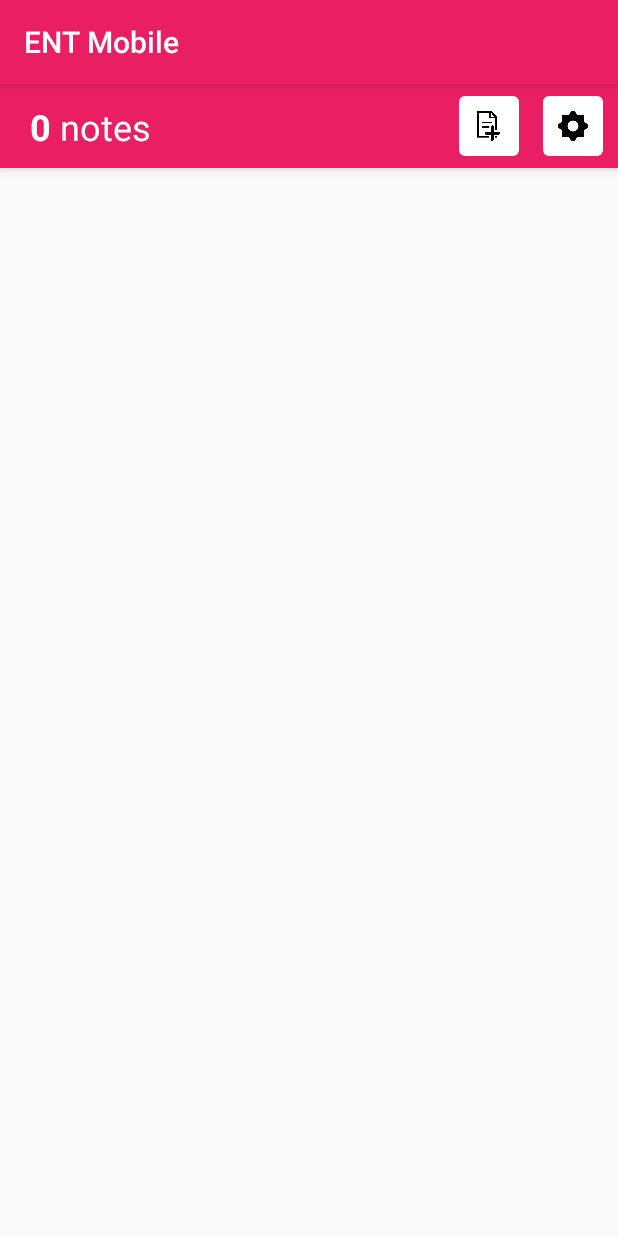
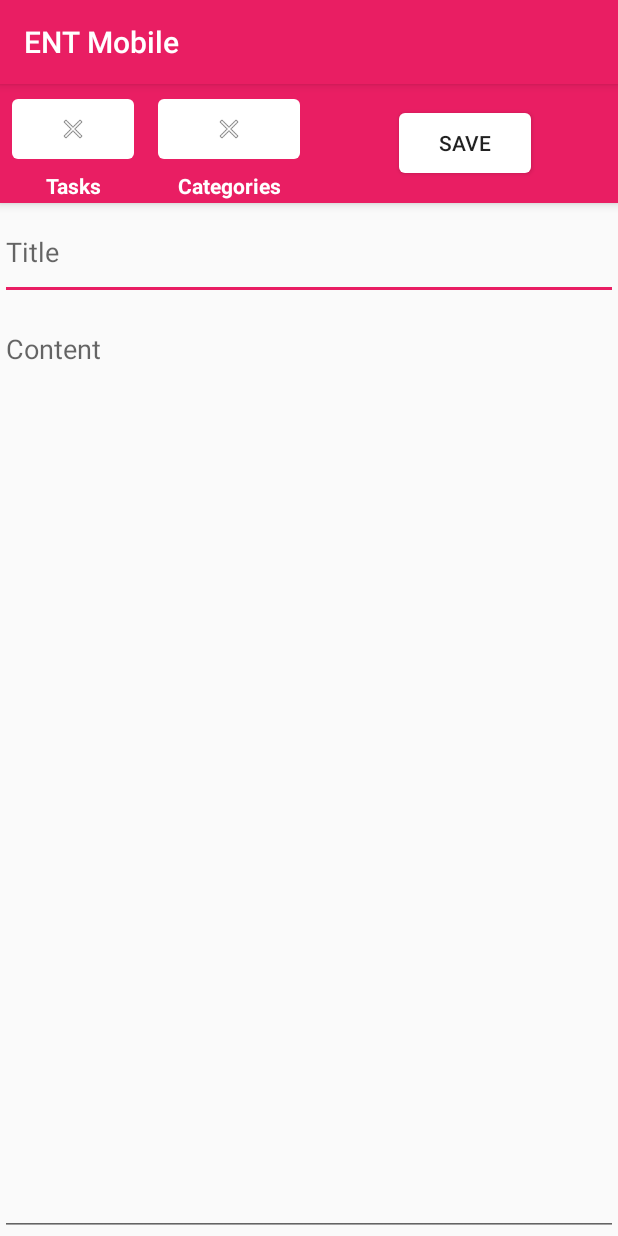
Before and after one commit to arthurbourret/ENTMobile, an Android app: the NotesActivity screen opened directly, with no data from a screen before it, after a tap on an icon or button, on a phone screen of 412 x 824 dp. Run offline under Robolectric (Android 15) with nearby library versions, the phone set to English and light mode, and no system bars.

Commit message:
Further work on the Notes module - (Note Editor) Added a Note Editor activity used to create or modify a note

```diff
--- a/app/src/main/java/com/example/entmobile/activities/MainMenu.java
+++ b/app/src/main/java/com/example/entmobile/activities/MainMenu.java
@@ -13,7 +13,7 @@ import android.widget.Toast;
 import androidx.appcompat.app.AppCompatActivity;
 
 import com.example.entmobile.R;
-import com.example.entmobile.notes.Notes;
+import com.example.entmobile.notes.NotesActivity;
 import com.example.entmobile.schedule.Schedule;
 
 public class MainMenu extends AppCompatActivity {
@@ -162,7 +162,7 @@ public class MainMenu extends AppCompatActivity {
      * Method used to open the Note page
      */
     private void openNotes() {
-        Intent intent = new Intent(this, Notes.class);
+        Intent intent = new Intent(this, NotesActivity.class);
         startActivity(intent);
     }
 
--- /dev/null
+++ b/app/src/main/java/com/example/entmobile/notes/NoteEditorActivity.java
@@ -0,0 +1,16 @@
+package com.example.entmobile.notes;
+
+import androidx.appcompat.app.AppCompatActivity;
+
+import com.example.entmobile.R;
+
+import android.os.Bundle;
+
+public class NoteEditorActivity extends AppCompatActivity {
+
+    @Override
+    protected void onCreate(Bundle savedInstanceState) {
+        super.onCreate(savedInstanceState);
+        setContentView(R.layout.activity_note_editor);
+    }
+}
--- a/app/src/main/java/com/example/entmobile/notes/Notes.java
+++ b/app/src/main/java/com/example/entmobile/notes/NotesActivity.java
@@ -3,6 +3,7 @@ package com.example.entmobile.notes;
 import androidx.appcompat.app.AppCompatActivity;
 
 import android.annotation.SuppressLint;
+import android.content.Intent;
 import android.content.SharedPreferences;
 import android.os.Bundle;
 import android.preference.PreferenceManager;
@@ -13,11 +14,12 @@ import android.widget.TextView;
 import android.widget.Toast;
 
 import com.example.entmobile.R;
+import com.example.entmobile.activities.Settings;
 
 import java.util.ArrayList;
 import java.util.List;
 
-public class Notes extends AppCompatActivity {
+public class NotesActivity extends AppCompatActivity {
     /**
      * TextView used to show the user the amount of notes saved and available
      */
@@ -46,7 +48,7 @@ public class Notes extends AppCompatActivity {
         notes_settings_button = findViewById(R.id.notes_settings_button);
 
         //Sets up the custom feedback for the buttons that need it
-        setupButtonsFeedback();
+        //setupButtonsFeedback();
 
         //Sets up the buttons' listeners
         setupButtonsListeners();
@@ -115,7 +117,8 @@ public class Notes extends AppCompatActivity {
      * TODO
      */
     private void createNewNote() {
-        notImplemented();
+        Intent intent = new Intent(this, NoteEditorActivity.class);
+        startActivity(intent);
     }
 
     /**
--- /dev/null
+++ b/app/src/main/res/layout/activity_note_editor.xml
@@ -0,0 +1,189 @@
+<?xml version="1.0" encoding="utf-8"?>
+<androidx.constraintlayout.widget.ConstraintLayout xmlns:android="http://schemas.android.com/apk/res/android"
+    xmlns:app="http://schemas.android.com/apk/res-auto"
+    xmlns:tools="http://schemas.android.com/tools"
+    android:layout_width="match_parent"
+    android:layout_height="match_parent"
+    tools:context=".notes.NoteEditorActivity">
+
+    <LinearLayout
+        android:layout_width="match_parent"
+        android:layout_height="match_parent"
+        android:orientation="vertical">
+
+        <com.google.android.material.appbar.AppBarLayout
+            android:id="@+id/appbar"
+            android:layout_width="match_parent"
+            android:layout_height="wrap_content">
+
+            <androidx.constraintlayout.widget.ConstraintLayout
+                android:layout_width="match_parent"
+                android:layout_height="wrap_content"
+                android:layout_gravity="center_vertical">
+
+                <LinearLayout
+                    android:layout_width="match_parent"
+                    android:layout_height="wrap_content"
+                    android:layout_weight="1"
+                    android:orientation="horizontal"
+                    app:layout_constraintBottom_toBottomOf="parent"
+                    app:layout_constraintEnd_toEndOf="parent"
+                    app:layout_constraintStart_toStartOf="parent"
+                    app:layout_constraintTop_toTopOf="parent">
+
+                    <LinearLayout
+                        android:layout_width="wrap_content"
+                        android:layout_height="wrap_content"
+                        android:layout_weight="1"
+                        android:gravity="center"
+                        android:orientation="vertical"
+                        android:paddingTop="2dp"
+                        android:paddingBottom="2dp">
+
+                        <ImageButton
+                            android:id="@+id/imageButton3"
+                            android:layout_width="match_parent"
+                            android:layout_height="40dp"
+                            android:layout_marginStart="8dp"
+                            android:layout_marginLeft="8dp"
+                            android:layout_marginTop="8dp"
+                            android:layout_marginEnd="8dp"
+                            android:layout_marginRight="8dp"
+                            android:layout_marginBottom="8dp"
+                            android:adjustViewBounds="true"
+                            android:background="@drawable/app_res_bg_rounded_corners"
+                            android:clickable="true"
+                            android:cropToPadding="true"
+                            android:paddingLeft="10dp"
+                            android:paddingTop="10dp"
+                            android:paddingRight="10dp"
+                            android:paddingBottom="10dp"
+                            android:scaleType="centerInside"
+                            app:layout_constraintBottom_toBottomOf="parent"
+                            app:layout_constraintEnd_toStartOf="@+id/notes_settings_button"
+                            app:layout_constraintTop_toTopOf="parent"
+                            app:srcCompat="@android:drawable/ic_menu_close_clear_cancel" />
+
+                        <TextView
+                            android:layout_width="match_parent"
+                            android:layout_height="wrap_content"
+                            android:gravity="center"
+                            android:text="Tasks"
+                            android:textColor="#FFFFFF"
+                            android:textStyle="bold" />
+                    </LinearLayout>
+
+                    <LinearLayout
+                        android:layout_width="wrap_content"
+                        android:layout_height="wrap_content"
+                        android:layout_weight="1"
+                        android:gravity="center"
+                        android:orientation="vertical"
+                        android:paddingTop="2dp"
+                        android:paddingBottom="2dp">
+
+                        <ImageButton
+                            android:layout_width="match_parent"
+                            android:layout_height="40dp"
+                            android:layout_marginStart="8dp"
+                            android:layout_marginLeft="8dp"
+                            android:layout_marginTop="8dp"
+                            android:layout_marginEnd="8dp"
+                            android:layout_marginRight="8dp"
+                            android:layout_marginBottom="8dp"
+                            android:adjustViewBounds="true"
+                            android:background="@drawable/app_res_bg_rounded_corners"
+                            android:clickable="true"
+                            android:cropToPadding="true"
+                            android:paddingLeft="10dp"
+                            android:paddingTop="10dp"
+                            android:paddingRight="10dp"
+                            android:paddingBottom="10dp"
+                            android:scaleType="centerInside"
+                            app:layout_constraintBottom_toBottomOf="parent"
+                            app:layout_constraintEnd_toStartOf="@+id/notes_settings_button"
+                            app:layout_constraintTop_toTopOf="parent"
+                            app:srcCompat="@android:drawable/ic_menu_close_clear_cancel" />
+
+                        <TextView
+                            android:layout_width="match_parent"
+                            android:layout_height="wrap_content"
+                            android:gravity="center"
+                            android:text="Categories"
+                            android:textColor="#FFFFFF"
+                            android:textStyle="bold" />
+                    </LinearLayout>
+
+                    <LinearLayout
+                        android:layout_width="wrap_content"
+                        android:layout_height="match_parent"
+                        android:layout_weight="2"
+                        android:gravity="center"
+                        android:orientation="vertical"
+                        android:paddingTop="2dp"
+                        android:paddingBottom="2dp">
+
+                        <Button
+                            android:id="@+id/add_note_button"
+                            android:layout_width="wrap_content"
+                            android:layout_height="40dp"
+                            android:layout_gravity="center"
+                            android:layout_marginStart="16dp"
+                            android:layout_marginLeft="16dp"
+                            android:layout_marginTop="8dp"
+                            android:layout_marginEnd="16dp"
+                            android:layout_marginRight="16dp"
+                            android:layout_marginBottom="8dp"
+                            android:background="@drawable/app_res_bg_rounded_corners"
+                            android:clickable="true"
+                            android:gravity="center"
+                            android:text="Save"
+                            app:layout_constraintBottom_toBottomOf="parent"
+                            app:layout_constraintEnd_toStartOf="@+id/notes_settings_button"
+                            app:layout_constraintTop_toTopOf="parent" />
+                    </LinearLayout>
+
+                </LinearLayout>
+
+            </androidx.constraintlayout.widget.ConstraintLayout>
+
+        </com.google.android.material.appbar.AppBarLayout>
+
+        <LinearLayout
+            android:layout_width="match_parent"
+            android:layout_height="wrap_content"
+            android:orientation="horizontal">
+
+            <EditText
+                android:layout_width="match_parent"
+                android:layout_height="wrap_content"
+                android:layout_weight="1"
+                android:ems="10"
+                android:hint="Title"
+                android:inputType="text"
+                android:paddingTop="20dp"
+                android:paddingBottom="20dp"
+                android:singleLine="true" />
+        </LinearLayout>
+
+        <LinearLayout
+            android:layout_width="match_parent"
+            android:layout_height="wrap_content"
+            android:layout_weight="1"
+            android:orientation="horizontal">
+
+            <EditText
+                android:id="@+id/editTextTextMultiLine"
+                android:layout_width="match_parent"
+                android:layout_height="match_parent"
+                android:layout_weight="1"
+                android:ems="10"
+                android:gravity="start|top"
+                android:hint="Content"
+                android:inputType="textMultiLine"
+                android:paddingTop="20dp"
+                android:paddingBottom="20dp" />
+        </LinearLayout>
+    </LinearLayout>
+
+</androidx.constraintlayout.widget.ConstraintLayout>
--- a/app/src/main/res/layout/activity_notes.xml
+++ b/app/src/main/res/layout/activity_notes.xml
@@ -110,7 +110,7 @@
         <androidx.constraintlayout.widget.ConstraintLayout
             android:layout_width="match_parent"
             android:layout_height="match_parent"
-            tools:context=".notes.Notes" />
+            tools:context=".notes.NotesActivity" />
     </androidx.core.widget.NestedScrollView>
 
 </androidx.coordinatorlayout.widget.CoordinatorLayout>
```
Also changed, not shown: app/src/main/AndroidManifest.xml (+7 -20 lines).
